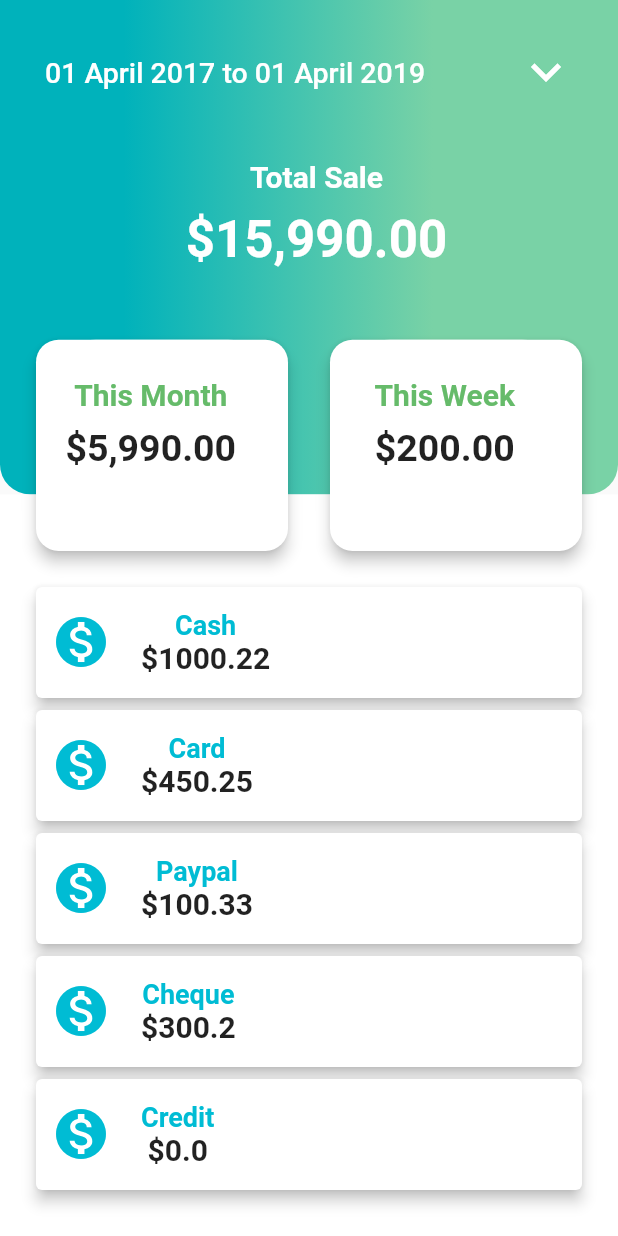
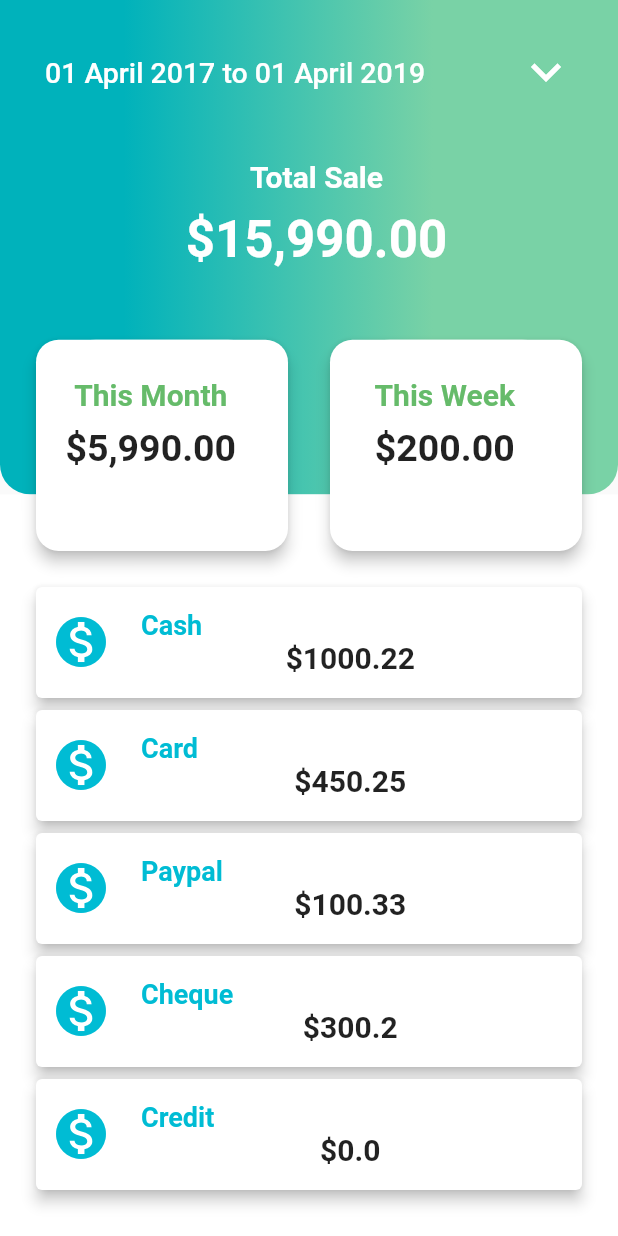
Before and after one commit to JideGuru/SalesApp, a Flutter app: the screen it shows after launch, on a phone screen of 412 x 824 dp. Run offline on Flutter 3.47's test engine with Material 2 defaults, Android fonts, the phone set to English and light mode, and no system bars.

Commit message:
Update: PaymentMethods

```diff
--- a/lib/widget/payment_methods.dart
+++ b/lib/widget/payment_methods.dart
@@ -27,16 +27,21 @@ class PaymentMethods extends StatelessWidget {
             children: <Widget>[
               Padding(
                 padding: EdgeInsets.only(left: 10.0, right: 20.0),
-                child: Icon(Icons.monetization_on, color: Colors.cyan, size: 40.0,),
+                child: Icon(
+                  Icons.monetization_on,
+                  color: Colors.cyan,
+                  size: 40.0,
                 ),
-              Container(
+              ),
+              Expanded(
                 child: Column(
-
                   crossAxisAlignment: CrossAxisAlignment.start,
                   children: <Widget>[
                     Column(
                       children: <Widget>[
-                        Text(
+                        Align(
+                          alignment: Alignment.centerLeft,
+                          child: Text(
                             name,
                             textAlign: TextAlign.left,
                             style: TextStyle(
@@ -45,6 +50,8 @@ class PaymentMethods extends StatelessWidget {
                               color: Colors.cyan,
                             ),
                           ),
+                        ),
+
                         Text("$amount",
                           style: TextStyle(
                             fontSize: 20.0,
```
Lines whose indentation alone changed are shown as unchanged.
